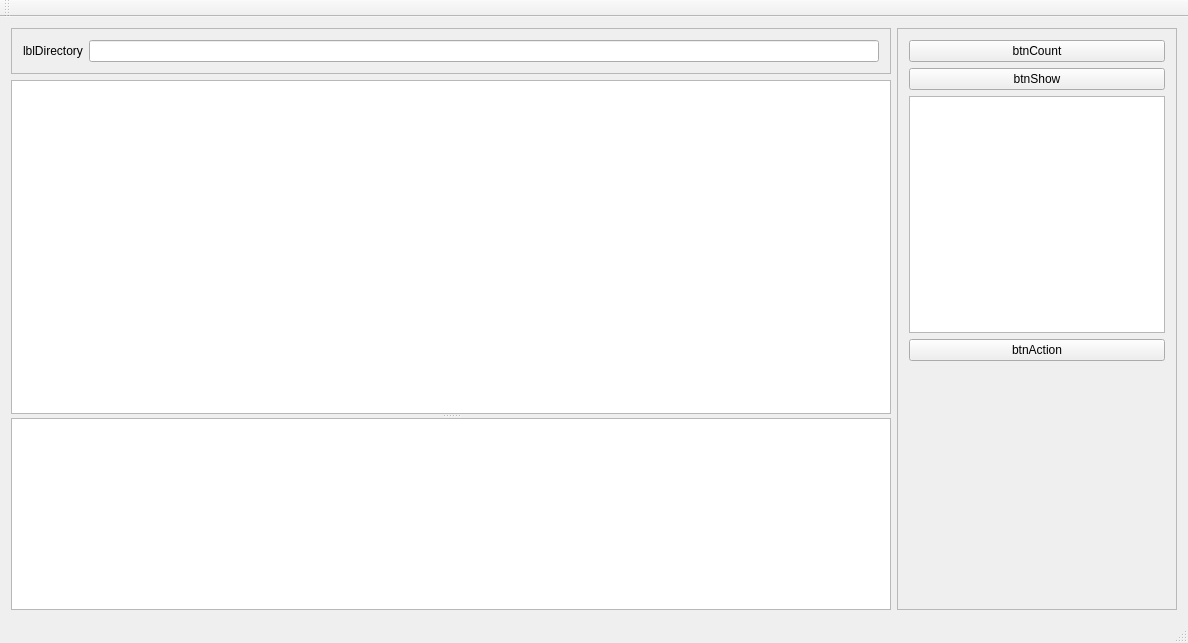
This is Src/Visual Studio/Qt6/AuswertungQT/AuswertungQt.ui in adeccscholar/FileAppNew as Qt 5 draws it before an edit. The edited form follows.
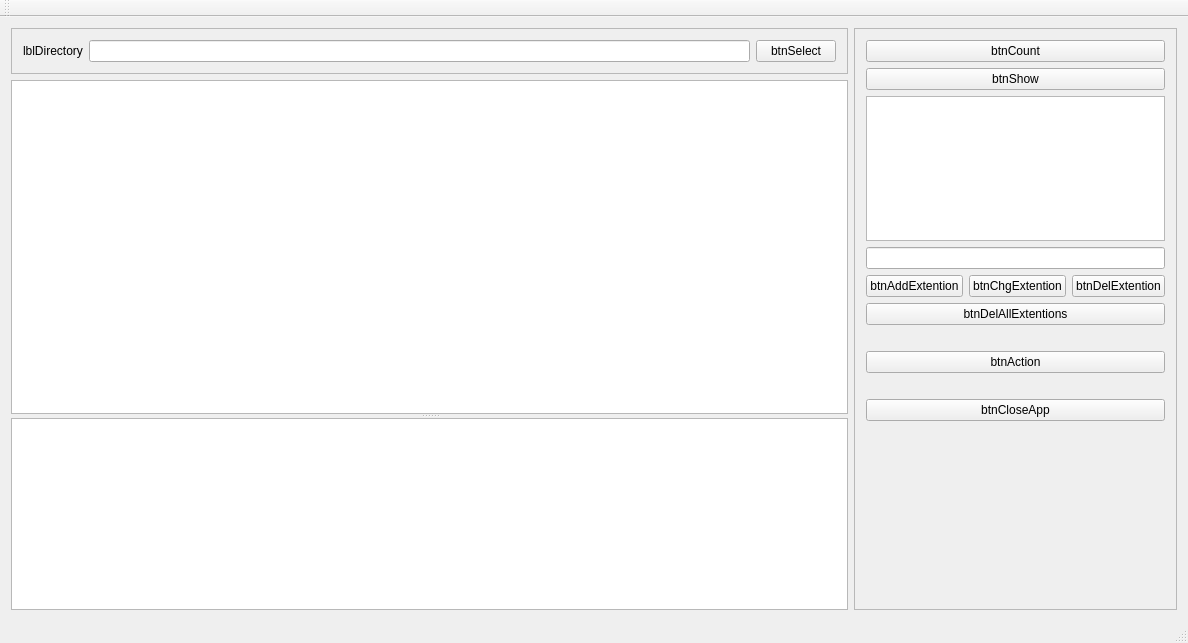
This is the edited form.

Patch:
```diff
--- a/Src/Visual Studio/Qt6/AuswertungQT/AuswertungQt.ui
+++ b/Src/Visual Studio/Qt6/AuswertungQT/AuswertungQt.ui
@@ -14,7 +14,7 @@
    <string>AuswertungQt</string>
   </property>
   <widget class="QWidget" name="centralWidget">
-   <layout class="QHBoxLayout" name="horizontalLayout_2">
+   <layout class="QHBoxLayout" name="horizontalLayout_3">
     <item>
      <layout class="QVBoxLayout" name="verticalLayout_2">
       <item>
@@ -42,6 +42,13 @@
          <item>
           <widget class="QLineEdit" name="edtDirectory"/>
          </item>
+         <item>
+          <widget class="QPushButton" name="btnSelect">
+           <property name="text">
+            <string>btnSelect</string>
+           </property>
+          </widget>
+         </item>
         </layout>
        </widget>
       </item>
@@ -111,6 +118,57 @@
          </property>
         </widget>
        </item>
+       <item>
+        <widget class="QLineEdit" name="edtExtentions"/>
+       </item>
+       <item>
+        <layout class="QHBoxLayout" name="horizontalLayout_2">
+         <item>
+          <widget class="QPushButton" name="btnAddExtention">
+           <property name="text">
+            <string>btnAddExtention</string>
+           </property>
+          </widget>
+         </item>
+         <item>
+          <widget class="QPushButton" name="btnChgExtention">
+           <property name="text">
+            <string>btnChgExtention</string>
+           </property>
+          </widget>
+         </item>
+         <item>
+          <widget class="QPushButton" name="btnDelExtention">
+           <property name="text">
+            <string>btnDelExtention</string>
+           </property>
+          </widget>
+         </item>
+        </layout>
+       </item>
+       <item>
+        <widget class="QPushButton" name="btnDelAllExtentions">
+         <property name="text">
+          <string>btnDelAllExtentions</string>
+         </property>
+        </widget>
+       </item>
+       <item>
+        <spacer name="verticalSpacer_2">
+         <property name="orientation">
+          <enum>Qt::Vertical</enum>
+         </property>
+         <property name="sizeType">
+          <enum>QSizePolicy::Fixed</enum>
+         </property>
+         <property name="sizeHint" stdset="0">
+          <size>
+           <width>20</width>
+           <height>20</height>
+          </size>
+         </property>
+        </spacer>
+       </item>
        <item>
         <widget class="QPushButton" name="btnParse">
          <property name="text">
@@ -118,6 +176,29 @@
          </property>
         </widget>
        </item>
+       <item>
+        <spacer name="verticalSpacer_3">
+         <property name="orientation">
+          <enum>Qt::Vertical</enum>
+         </property>
+         <property name="sizeType">
+          <enum>QSizePolicy::Fixed</enum>
+         </property>
+         <property name="sizeHint" stdset="0">
+          <size>
+           <width>20</width>
+           <height>20</height>
+          </size>
+         </property>
+        </spacer>
+       </item>
+       <item>
+        <widget class="QPushButton" name="btnCloseApp">
+         <property name="text">
+          <string>btnCloseApp</string>
+         </property>
+        </widget>
+       </item>
        <item>
         <spacer name="verticalSpacer">
          <property name="orientation">
```
